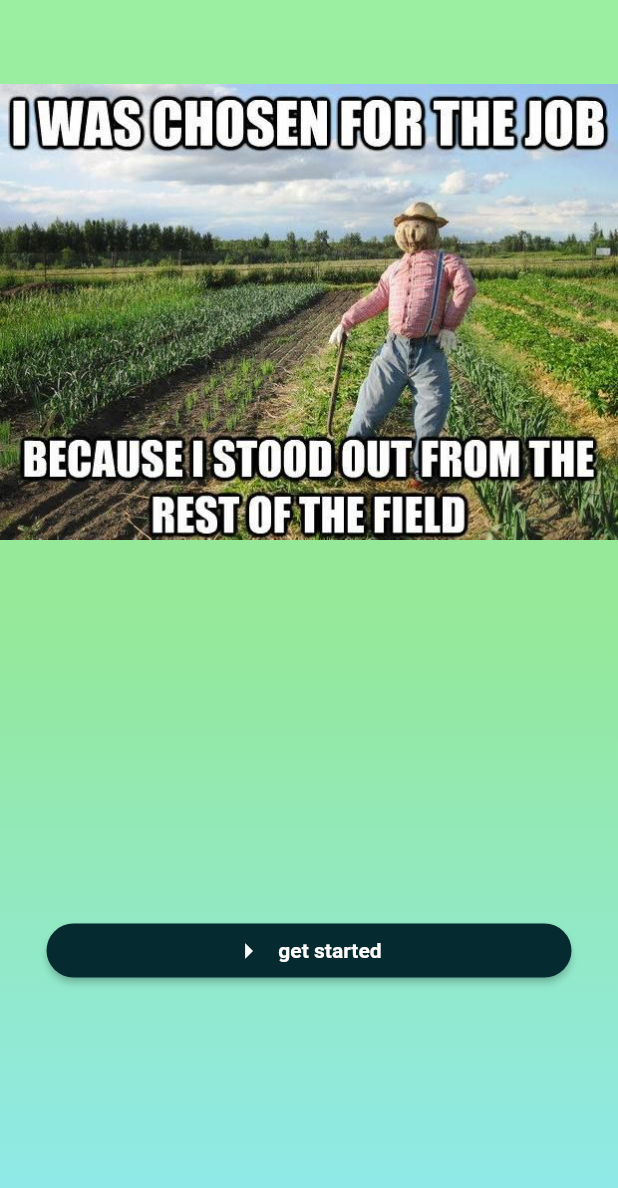
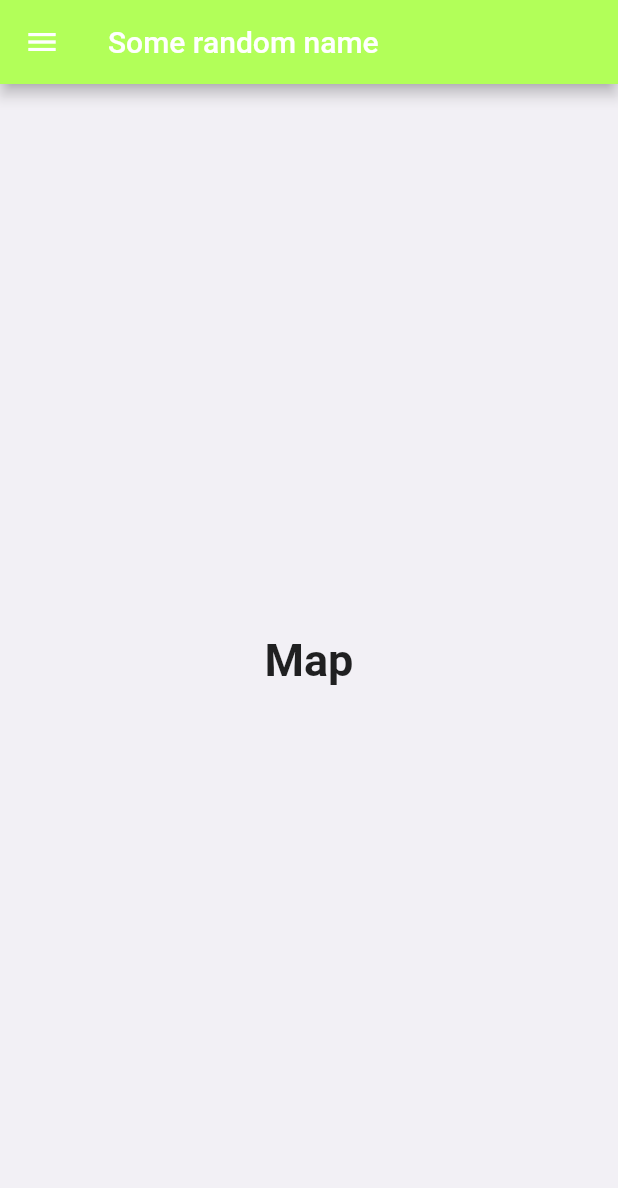
Before and after one commit to adiv1kram/Soil_Fertility_Appliaction, a Flutter app: the screen it shows after launch, after a tap on "get started", on a phone screen of 412 x 824 dp. Shown: the top 1188 px of the screen. Run offline on Flutter 3.47's test engine with Material 2 defaults, Android fonts, the phone set to English and light mode, and no system bars.

Commit message:
completed the basic sturucture of the app

```diff
--- a/lib/main.dart
+++ b/lib/main.dart
@@ -1,4 +1,5 @@
 import 'package:flutter/material.dart';
+import 'package:soil_analysis/screens/firstpage.dart';
 import 'package:soil_analysis/screens/homescreen.dart';
 
 void main() {
@@ -10,9 +11,9 @@ class App extends StatelessWidget {
 
   @override
   Widget build(BuildContext context) {
-    return MaterialApp(
+    return   MaterialApp(
 
-      home:  homescreeen(),
+      home:   homescreeen(),
     );
   }
 }
--- /dev/null
+++ b/lib/screens/firstpage.dart
@@ -0,0 +1,124 @@
+import 'package:flutter/material.dart';
+
+class FirstPageScreen extends StatefulWidget {
+  const FirstPageScreen({super.key});
+  State<FirstPageScreen> createState() => _FirstPageState();
+}
+
+class _FirstPageState extends State<FirstPageScreen> {
+  int _selectedIndex = 0;
+  static const TextStyle optionStyle =
+      TextStyle(fontSize: 30, fontWeight: FontWeight.bold);
+  static const List<Widget> _widgetOptions = <Widget>[
+    Text(
+      'Map',
+      style: optionStyle,
+    ),
+    Text(
+      '  Optimal plants ',
+      style: optionStyle,
+    ),
+    Text(
+      '  Nutrients present',
+      style: optionStyle,
+    ),
+    Text(
+      '  ph of the soil',
+      style: optionStyle,
+    ),
+    Text(' Moisture of the soil',
+    style: optionStyle,
+    )
+  ];
+
+  void _onItemTapped(int index) {
+    setState(() {
+      _selectedIndex = index;
+    });
+  }
+
+  @override
+  Widget build(BuildContext context) {
+    return Scaffold(
+      backgroundColor: const Color(0xffF7F2F0F5),
+      appBar: AppBar(
+        title: const Text('Some random name'),
+        backgroundColor: Colors.lightGreenAccent,
+      ),
+      body: Center(
+        child: _widgetOptions[_selectedIndex],
+      ),
+      drawer: Drawer(
+        child: ListView(
+          padding: EdgeInsets.zero,
+          children: [
+            const DrawerHeader(
+              decoration: BoxDecoration(
+                gradient: LinearGradient(
+                  colors: [
+                    Color.fromARGB(159, 96, 233, 105),
+                    Color.fromARGB(167, 95, 223, 101),
+                    Color.fromARGB(159, 79, 223, 230)
+                  ],
+                  begin: Alignment.topLeft,
+                  end: Alignment.bottomRight,
+                ),
+              ),
+              child: Align(
+                alignment: Alignment.centerLeft,
+                child: Text(
+                  "Details",
+                  style: TextStyle(
+                    color: Colors.black,
+                    fontFamily: 'Inter',
+                    fontSize: 24,
+                    fontWeight: FontWeight.bold,
+                  ),
+                ),
+              ),
+            ),
+            ListTile(
+              title: const Text('Map'),
+              selected: _selectedIndex == 0,
+              onTap: () {
+                _onItemTapped(0);
+              },
+            ),
+            ListTile(
+              title: const Text('Optimal plants'),
+              selected: _selectedIndex == 1,
+              onTap: () {
+                _onItemTapped(1);
+                Navigator.pop(context);
+              },
+            ),
+            ListTile(
+              title: const Text('Nutrients present'),
+              selected: _selectedIndex == 2,
+              onTap: () {
+                _onItemTapped(2);
+                Navigator.pop(context);
+              },
+            ),
+            ListTile(
+              title: const Text('ph of the soil'),
+              selected: _selectedIndex == 3,
+              onTap: () {
+                _onItemTapped(3);
+                Navigator.pop(context);
+              },
+            ),
+            ListTile(
+              title: const Text('Moisture of the soil'),
+              selected: _selectedIndex == 4,
+              onTap: () {
+                _onItemTapped(4);
+                Navigator.pop(context);
+              },
+            ),
+          ],
+        ),
+      ),
+    );
+  }
+}
--- a/lib/screens/homescreen.dart
+++ b/lib/screens/homescreen.dart
@@ -1,4 +1,5 @@
 import 'package:flutter/material.dart';
+import 'package:soil_analysis/screens/firstpage.dart';
 
 class homescreeen extends StatelessWidget {
   @override
@@ -24,19 +25,27 @@ class homescreeen extends StatelessWidget {
             const SizedBox(
               height: 250,
             ),
-            ElevatedButton.icon(onPressed: () {}, icon: const Icon(Icons.arrow_right),
+            ElevatedButton.icon(
+                onPressed: () {
+                  Navigator.push(
+                      context,
+                      MaterialPageRoute(
+                          builder: (context) => const FirstPageScreen()));
+                },
+                icon: const Icon(Icons.arrow_right),
                 style: ElevatedButton.styleFrom(
                     shape: RoundedRectangleBorder(
                         borderRadius: BorderRadius.circular(20)),
                     backgroundColor: const Color.fromARGB(255, 5, 43, 48),
                     fixedSize: const Size(350, 30),
                     foregroundColor: Colors.white),
-            label:const Text('get started',
-            style:TextStyle(
+                label: const Text(
+                  'get started',
+                  style: TextStyle(
                     color: Color.fromARGB(255, 255, 251, 251),
                     fontWeight: FontWeight.bold,
                   ),
-            ) )
+                ))
           ],
         ),
       )),
```
Lines whose indentation alone changed are shown as unchanged.
